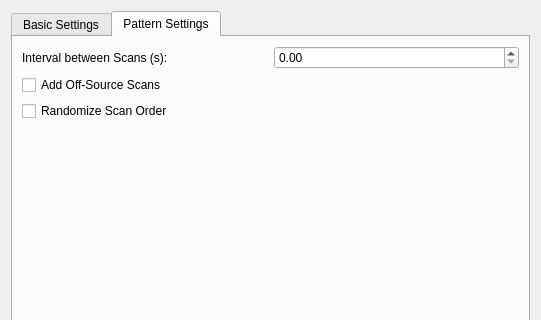
Old version of the form pastrocore/gui_pyside/dialog_generate_observations.ui in the repository Torward1024/pAstroCORE; both pictures show x 0 to 541 and y 0 to 320 of the 541 by 654 pixel window.
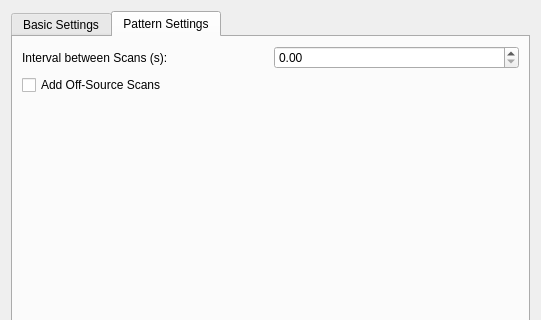
New version of the form. The open tabs and pages were chosen to show the change. Icons and pictures are not drawn.

Commit message: 10.09.2026 -- Randomize Scan Order shuffled a list whose times were already fixed.

```diff
--- a/pastrocore/gui_pyside/dialog_generate_observations.ui
+++ b/pastrocore/gui_pyside/dialog_generate_observations.ui
@@ -247,16 +247,6 @@
          </item>
         </layout>
        </item>
-       <item row="2" column="0">
-        <widget class="QCheckBox" name="randomizeOrderCheck">
-         <property name="text">
-          <string>Randomize Scan Order</string>
-         </property>
-         <property name="checked">
-          <bool>false</bool>
-         </property>
-        </widget>
-       </item>
        <item row="1" column="0">
         <widget class="QCheckBox" name="addOffSourceCheck">
          <property name="text">
```
The commit also changes 3 other files.
